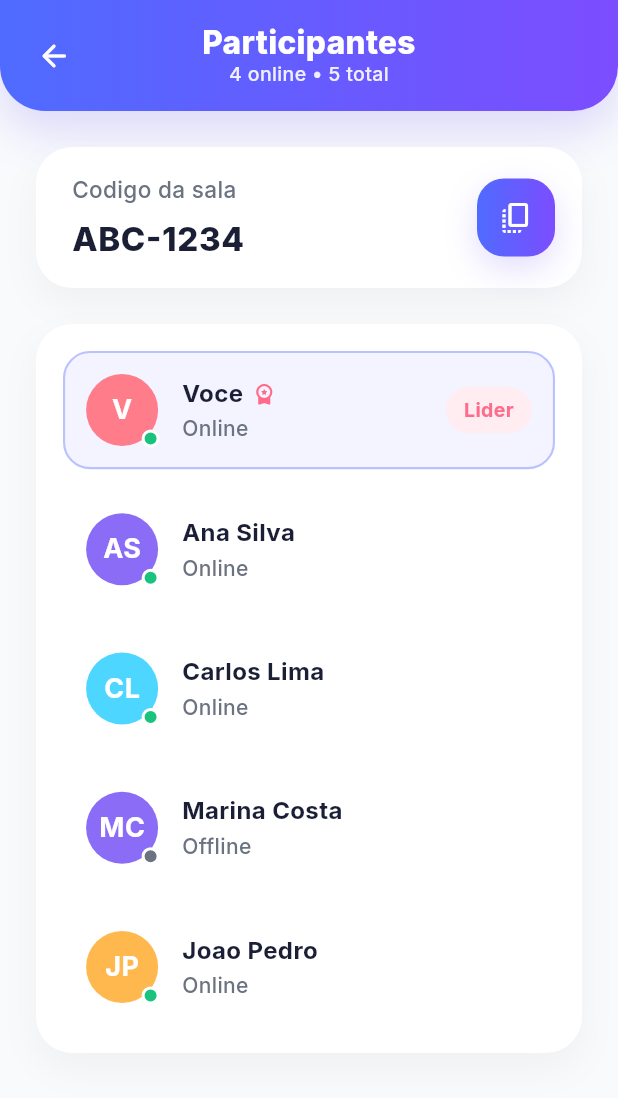
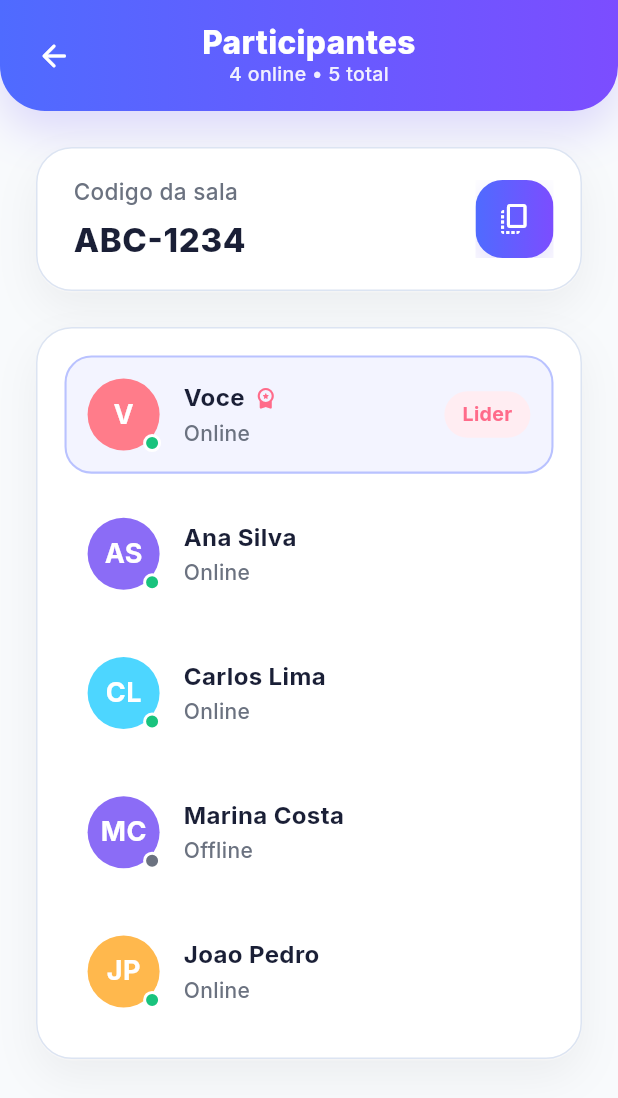
Before and after one commit to daniell0l/realtime_translator_frontend, a Flutter app: the ParticipantsPage screen opened by its route, on a phone screen of 412 x 824 dp. Shown: the top 1098 px of the screen. Run offline on Flutter 3.47's test engine with Material 3 defaults, Android fonts, the phone set to English and light mode, and no system bars; our stand-ins replace google_fonts, socket_io_client.

Commit message:
TELA DE PARTICIPANTE FINALIZADA

```diff
--- a/lib/src/modules/room/page/participants_page.dart
+++ b/lib/src/modules/room/page/participants_page.dart
@@ -1,6 +1,7 @@
 import 'dart:math' as math;
 
 import 'package:flutter/material.dart';
+import 'package:flutter/services.dart';
 import 'package:realtime_translator_frontend/src/core/theme/app_colors.dart';
 import 'package:realtime_translator_frontend/src/shared/widgets/app_card.dart';
 import 'package:realtime_translator_frontend/src/shared/widgets/app_page_header.dart';
@@ -12,6 +13,7 @@ class ParticipantsPage extends StatelessWidget {
 
   @override
   Widget build(BuildContext context) {
+    const roomCode = 'ABC-1234';
     final participants = <_ParticipantItem>[
       const _ParticipantItem(
         initials: 'V',
@@ -100,7 +102,7 @@ class ParticipantsPage extends StatelessWidget {
                                       ),
                                       SizedBox(height: 6 * scale),
                                       Text(
-                                        'ABC-1234',
+                                        roomCode,
                                         style: TextStyle(
                                           color: AppColors.textPrimary,
                                           fontSize: 22 * scale,
@@ -112,7 +114,9 @@ class ParticipantsPage extends StatelessWidget {
                                   ),
                                 ),
                                 SizedBox(width: 12 * scale),
-                                Container(
+                                Material(
+                                  color: Colors.transparent,
+                                  child: Ink(
                                     width: 52 * scale,
                                     height: 52 * scale,
                                     decoration: BoxDecoration(
@@ -128,10 +132,33 @@ class ParticipantsPage extends StatelessWidget {
                                         ),
                                       ],
                                     ),
+                                    child: InkWell(
+                                      borderRadius: BorderRadius.circular(
+                                        18 * scale,
+                                      ),
+                                      onTap: () async {
+                                        await Clipboard.setData(
+                                          const ClipboardData(text: roomCode),
+                                        );
+
+                                        if (!context.mounted) return;
+
+                                        ScaffoldMessenger.of(
+                                          context,
+                                        ).showSnackBar(
+                                          const SnackBar(
+                                            content: Text(
+                                              'Codigo da sala copiado.',
+                                            ),
+                                          ),
+                                        );
+                                      },
                                       child: Icon(
                                         Icons.copy_all_outlined,
                                         color: Colors.white,
                                         size: 24 * scale,
+                                      ),
+                                    ),
                                   ),
                                 ),
                               ],
--- a/lib/src/shared/widgets/app_background.dart
+++ b/lib/src/shared/widgets/app_background.dart
@@ -1,6 +1,4 @@
 import 'package:flutter/material.dart';
-
-import '../../core/theme/app_colors.dart';
 
 class AppBackground extends StatelessWidget {
   final Widget child;
@@ -10,7 +8,7 @@ class AppBackground extends StatelessWidget {
   @override
   Widget build(BuildContext context) {
     return DecoratedBox(
-      decoration: const BoxDecoration(color: AppColors.background),
+      decoration: const BoxDecoration(color: Color(0xFFEAEFF7)),
       child: Stack(
         children: [
           const Positioned(
--- a/lib/src/shared/widgets/app_card.dart
+++ b/lib/src/shared/widgets/app_card.dart
@@ -14,11 +14,20 @@ class AppCard extends StatelessWidget {
       decoration: BoxDecoration(
         color: AppColors.surface,
         borderRadius: BorderRadius.circular(24),
+        border: Border.all(
+          color: const Color(0xFFDCE4F2),
+          width: 1,
+        ),
         boxShadow: [
           BoxShadow(
-            color: Colors.black.withOpacity(.04),
-            blurRadius: 20,
-            offset: const Offset(0, 10),
+            color: Colors.white.withOpacity(.85),
+            blurRadius: 0,
+            offset: const Offset(0, 1),
+          ),
+          BoxShadow(
+            color: Colors.black.withOpacity(.05),
+            blurRadius: 24,
+            offset: const Offset(0, 12),
           ),
         ],
       ),
```
Lines whose indentation alone changed are shown as unchanged.
